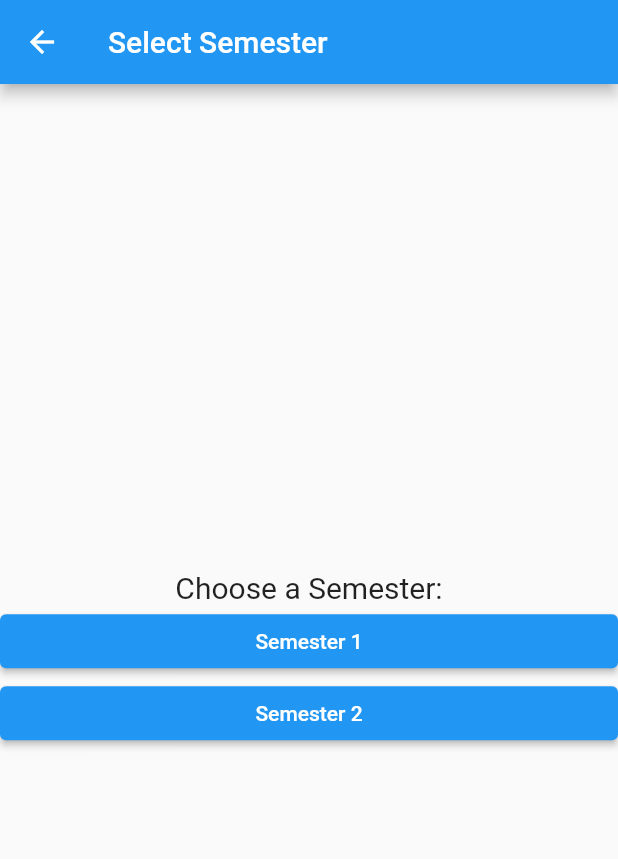
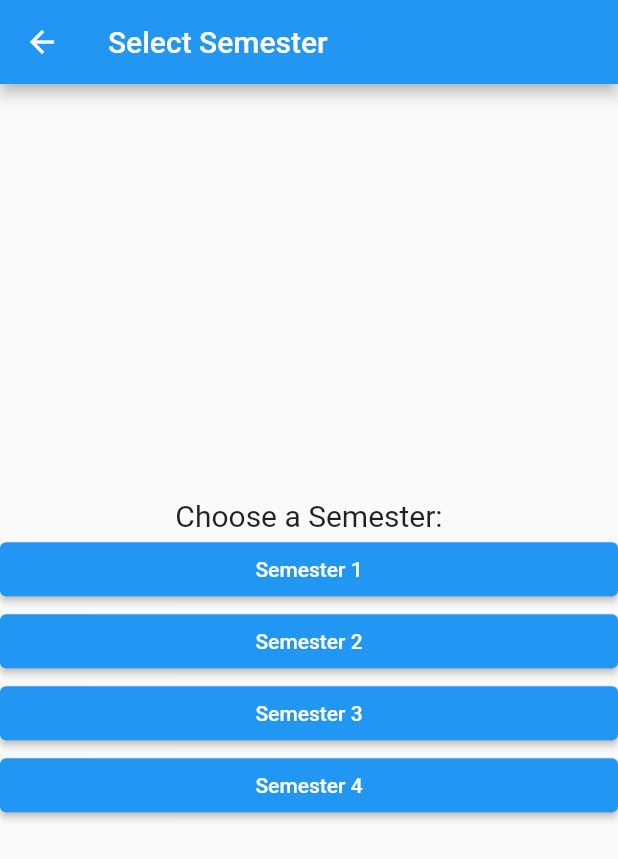
Before and after one commit to InfanceTony-cs22/notes, a Flutter app: the SemesterSelectionPage screen opened directly with sample values from the repository, on a phone screen of 412 x 824 dp. Shown: the top 859 px of the screen. Run offline on Flutter 3.47's test engine with Material 2 defaults, Android fonts, the phone set to English and light mode, and no system bars.

Commit message:
Stage 4 in app development

```diff
--- a/lib/sample_data.dart
+++ b/lib/sample_data.dart
@@ -1,3 +1,5 @@
+// lib/sample_data.dart
+
 import 'models.dart';
 
 final List<Department> departments = [
@@ -7,7 +9,7 @@ final List<Department> departments = [
       Semester(
         number: 1,
         subjects: [
-          Subject(name: 'Subject 1.1', link: 'https://toastmasterscdn.azureedge.net/medias/files/clubcentral/club-meeting-roles/675e-timer-script-and-log.zip'), // Update with your links
+          Subject(name: 'Subject 1.1', link: 'https://toastmasterscdn.azureedge.net/medias/files/clubcentral/club-meeting-roles/675e-timer-script-and-log.zip'),
           Subject(name: 'Subject 1.2', link: 'https://example.com/subject1.2.pdf'),
         ],
       ),
@@ -18,8 +20,56 @@ final List<Department> departments = [
           Subject(name: 'Subject 2.2', link: 'https://example.com/subject2.2.pdf'),
         ],
       ),
+      Semester(
+        number: 3,
+        subjects: [
+          Subject(name: 'Subject 3.1', link: 'https://example.com/subject2.1.pdf'),
+          Subject(name: 'Subject 3.2', link: 'https://example.com/subject2.2.pdf'),
+        ],
+      ),
+      Semester(
+        number: 4,
+        subjects: [
+          Subject(name: 'Subject 4.1', link: 'https://example.com/subject2.1.pdf'),
+          Subject(name: 'Subject 4.2', link: 'https://example.com/subject2.2.pdf'),
+        ],
+      ),
       // Add more semesters for Computer Science
     ],
   ),
-  // Add more departments with their semesters and subjects
+  Department(
+    name: 'Mechanical',
+    semesters: [
+      Semester(
+        number: 1,
+        subjects: [
+          Subject(name: 'Subject 1.1', link: 'https://toastmasterscdn.azureedge.net/medias/files/clubcentral/club-meeting-roles/675e-timer-script-and-log.zip'),
+          Subject(name: 'Subject 1.2', link: 'https://example.com/subject1.2.pdf'),
+        ],
+      ),
+      Semester(
+        number: 2,
+        subjects: [
+          Subject(name: 'Subject 2.1', link: 'https://example.com/subject2.1.pdf'),
+          Subject(name: 'Subject 2.2', link: 'https://example.com/subject2.2.pdf'),
+        ],
+      ),
+      Semester(
+        number: 3,
+        subjects: [
+          Subject(name: 'Subject 3.1', link: 'https://example.com/subject2.1.pdf'),
+          Subject(name: 'Subject 3.2', link: 'https://example.com/subject2.2.pdf'),
+        ],
+      ),
+      Semester(
+        number: 4,
+        subjects: [
+          Subject(name: 'Subject 4.1', link: 'https://example.com/subject2.1.pdf'),
+          Subject(name: 'Subject 4.2', link: 'https://example.com/subject2.2.pdf'),
+        ],
+      ),
+      // Add more semesters for Mechanical Engineering
+    ],
+  ),
+  // Add more departments with their semesters and subjects here
 ];
```
